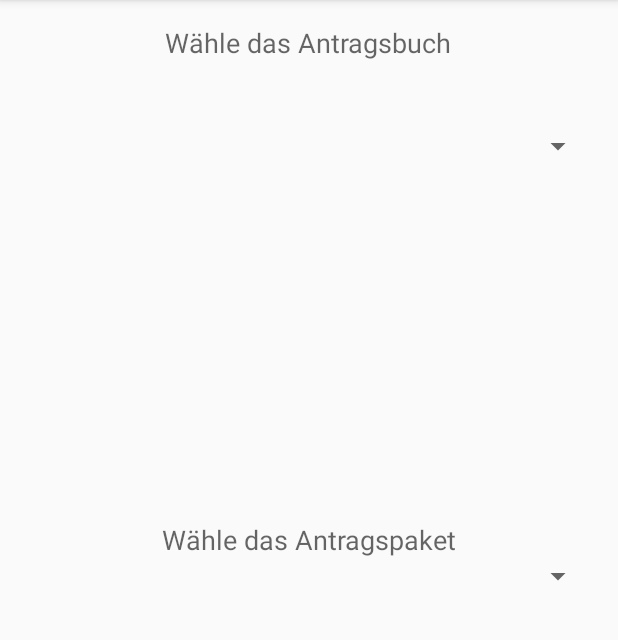
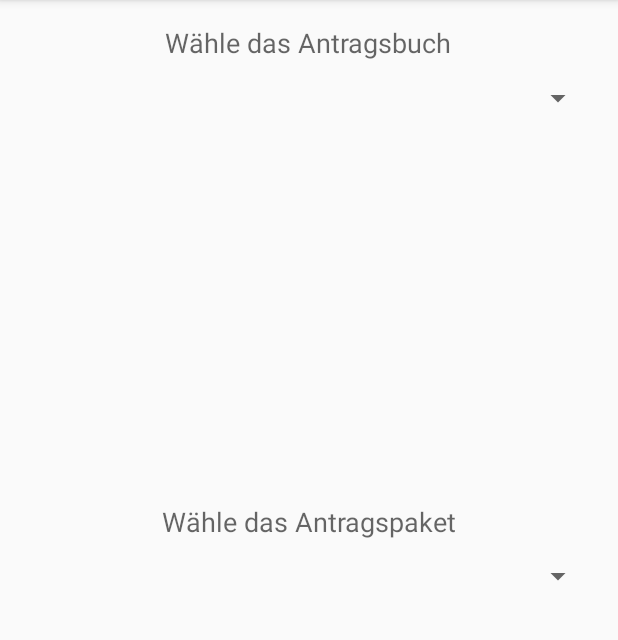
Before and after one commit to Piraten-Tools/spickerrr, an Android app: the screen it shows after launch (MainActivity), on a phone screen of 412 x 824 dp, the part 84-724 px from its top. Run offline under Robolectric (Android 15) with nearby library versions, the phone set to English and light mode, and no system bars; 1 statement that could not run was skipped.

Commit message:
Optimized layout

```diff
--- a/app/src/main/res/layout/activity_main.xml
+++ b/app/src/main/res/layout/activity_main.xml
@@ -22,14 +22,18 @@
             android:layout_height="wrap_content"
             android:layout_alignParentTop="true"
             android:layout_centerHorizontal="true"
-            android:layout_marginTop="69dp" />
+            android:layout_marginTop="25dp"
+            android:padding="24dp"
+            />
 
         <Spinner
             android:id="@+id/packagespinner"
             android:layout_width="match_parent"
             android:layout_height="wrap_content"
             android:layout_alignParentStart="true"
-            android:layout_centerVertical="true" />
+            android:layout_centerVertical="true"
+            android:padding="24dp"
+            />
 
         <TextView
             android:layout_width="wrap_content"
--- a/app/src/main/res/menu/mainactivity_menu.xml
+++ b/app/src/main/res/menu/mainactivity_menu.xml
@@ -12,6 +12,7 @@
         android:id="@+id/preferences"
         android:icon="@drawable/ic_settings_white_24dp"
         android:title="Einstellungen"
-        app:showAsAction="always" />
+        app:showAsAction="ifRoom" />
+
 
 </menu>
```
